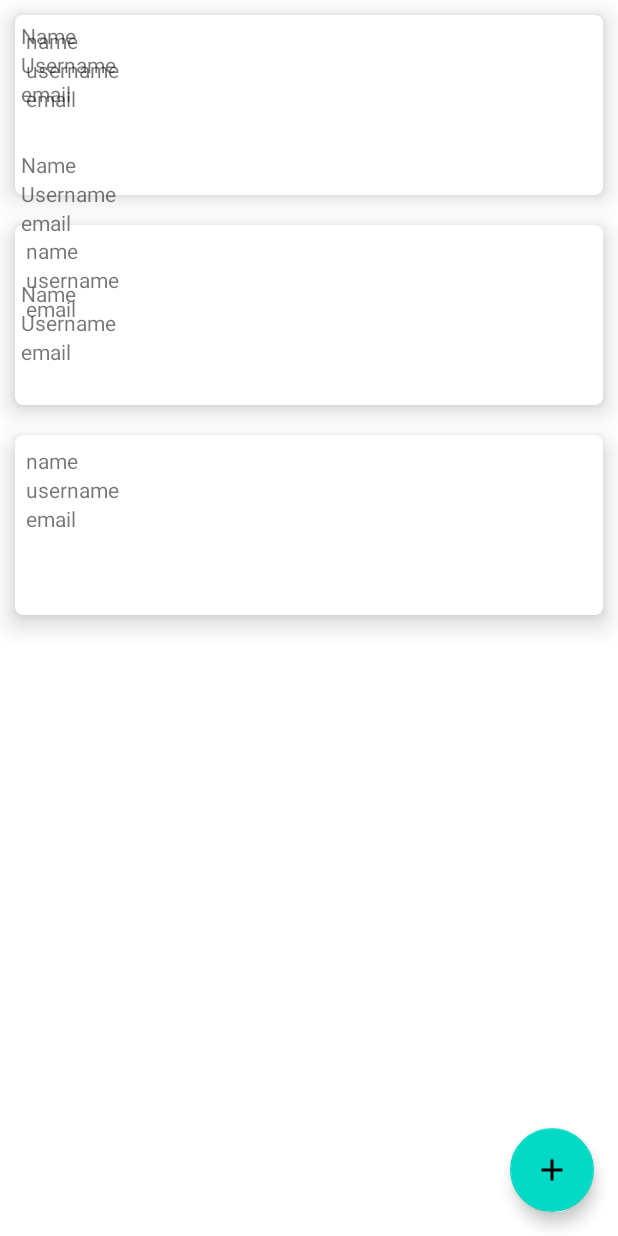
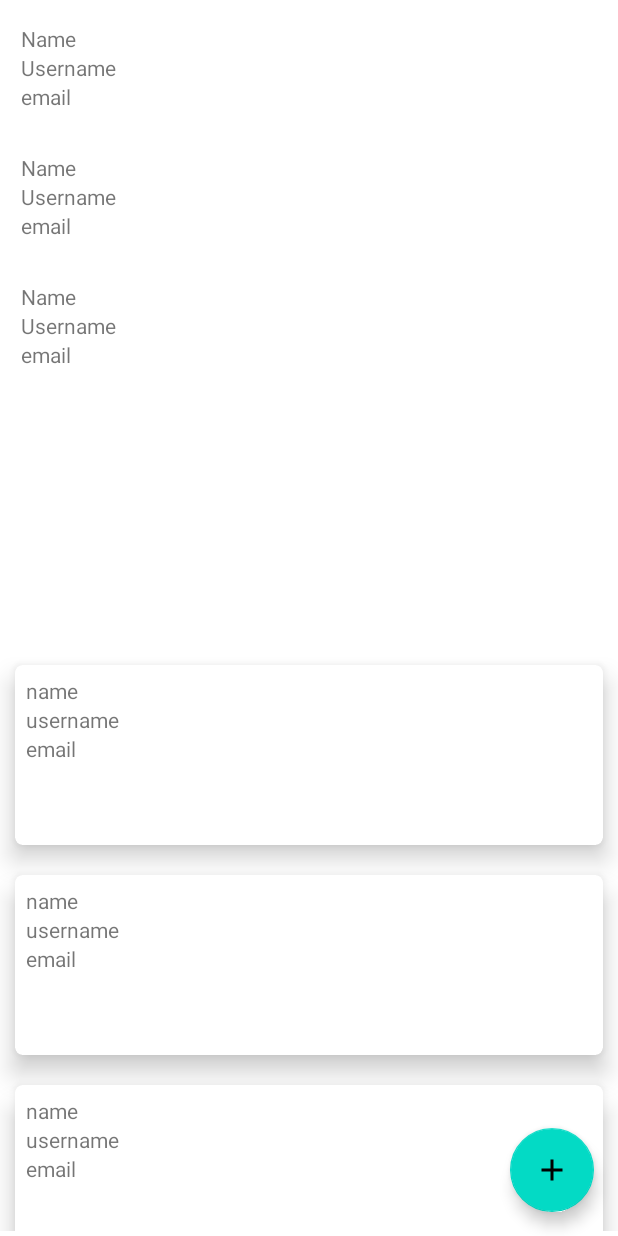
Before and after one commit to fanfon22/countries-app, an Android app: the layout activity_main.xml on its own in the app's theme, with its tools: preview values and no code run, on a phone screen of 412 x 824 dp. Run offline under Robolectric (Android 15) with nearby library versions, the phone set to English and light mode, and no system bars.

Commit message:
zatial nejak ide

```diff
--- a/app/src/main/java/com/juhasz/country/MainActivity.kt
+++ b/app/src/main/java/com/juhasz/country/MainActivity.kt
@@ -35,6 +35,7 @@ class MainActivity : AppCompatActivity() {
         binding = ActivityMainBinding.inflate(layoutInflater)
         setContentView(binding.root)
         recyclerView = findViewById(R.id.rv_main)
+        recyclerView = findViewById(R.id.tv_main)
         fab = findViewById(R.id.fab)
 
         database = AppDatabase.getInstance(applicationContext)
--- a/app/src/main/res/layout/activity_main.xml
+++ b/app/src/main/res/layout/activity_main.xml
@@ -10,20 +10,21 @@
     >
 
     <androidx.recyclerview.widget.RecyclerView
+        android:id="@+id/rv_main"
         android:layout_width="match_parent"
-        android:layout_height="match_parent"
-        android:id="@+id/rv_main"
+        android:layout_height="387dp"
+        android:layout_alignParentBottom="true"
+        android:layout_marginBottom="3dp"
+
         app:layoutManager="androidx.recyclerview.widget.LinearLayoutManager"
-        tools:listitem="@layout/items_main"
-
-        />
+        tools:listitem="@layout/items_main" />
 
     <androidx.recyclerview.widget.RecyclerView
         android:id="@+id/tv_main"
         android:layout_width="match_parent"
-        android:layout_height="match_parent"
+        android:layout_height="255dp"
         android:layout_alignParentTop="true"
-        android:layout_marginTop="0dp"
+        android:layout_marginTop="2dp"
 
         app:layoutManager="androidx.recyclerview.widget.LinearLayoutManager"
         tools:listitem="@layout/row_user" />
```
